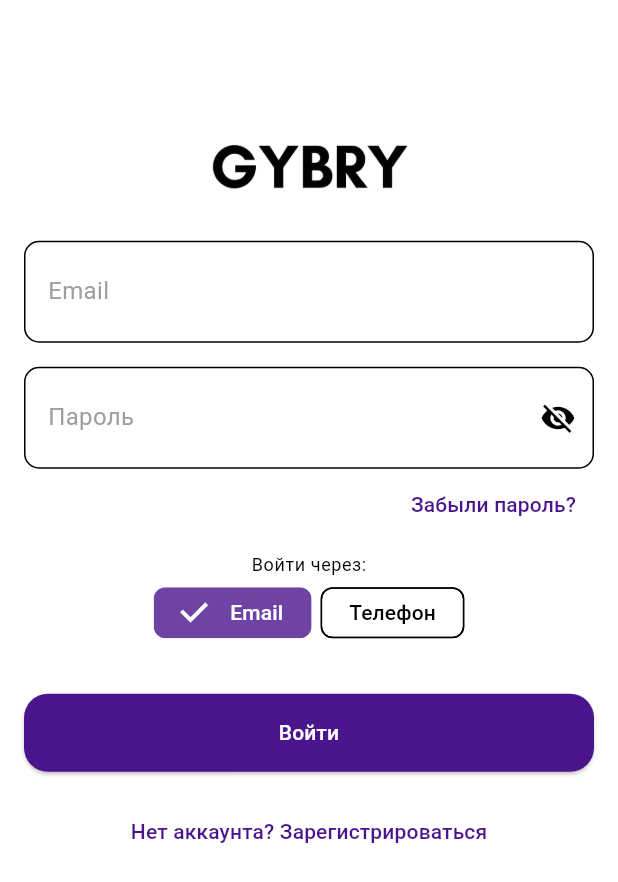
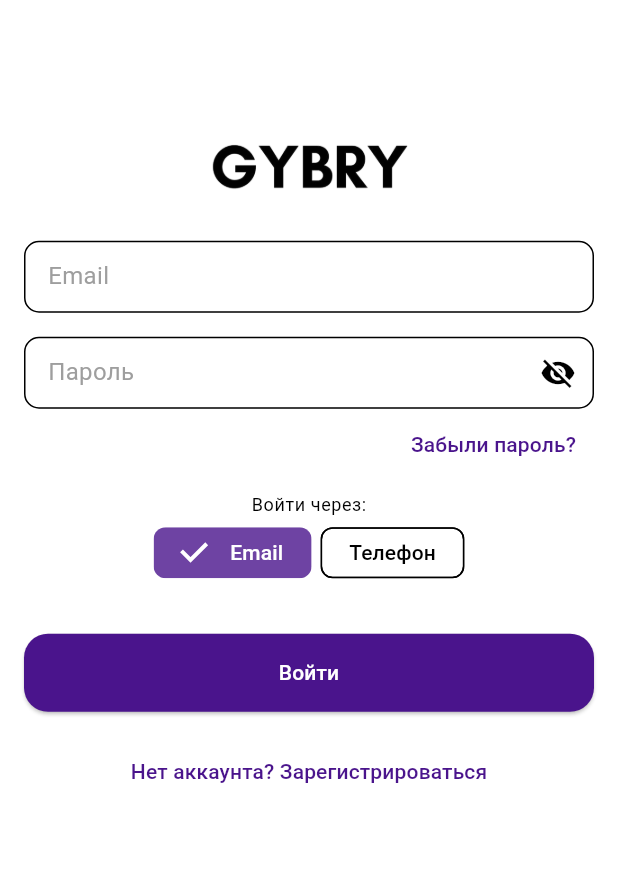
Before and after one commit to BondarevAD/gybry_demo, a Flutter app: the screen it shows after launch, on a phone screen of 412 x 824 dp. Shown: the top 882 px of the screen. Run offline on Flutter 3.47's test engine with Material 3 defaults, Android fonts, the phone set to English and light mode, and no system bars; missing offline and left inert: all_country_code.

Commit message:
Changed text field text style

```diff
--- a/lib/presentation/themes/themes.dart
+++ b/lib/presentation/themes/themes.dart
@@ -32,6 +32,7 @@ final lightTheme = ThemeData(
       fontWeight: FontWeight.bold,
     ),
     bodyMedium: descriptionFont,
+    bodySmall: TextStyle(color: black),
   ),
   scaffoldBackgroundColor: white,
   cardTheme: CardTheme(
--- a/lib/presentation/widgets/sign_up_text_field.dart
+++ b/lib/presentation/widgets/sign_up_text_field.dart
@@ -36,7 +36,9 @@ class SigningTextField extends StatelessWidget {
         suffixIcon: suffixIcon,
       ),
       validator: validator,
-      style: TextStyle(fontWeight: textWeight),
+      style: context.theme.textTheme.bodySmall!.copyWith(
+        fontWeight: FontWeight.bold,
+      ),
       obscureText: isPassword ?? false,
     );
   }
```
